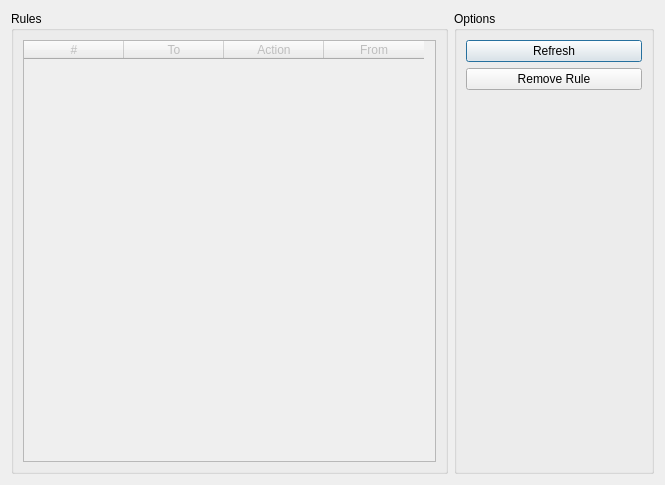
Above: modules/dialogFirewall.ui from bcavlin/onering before the change. Below: the same form after it.
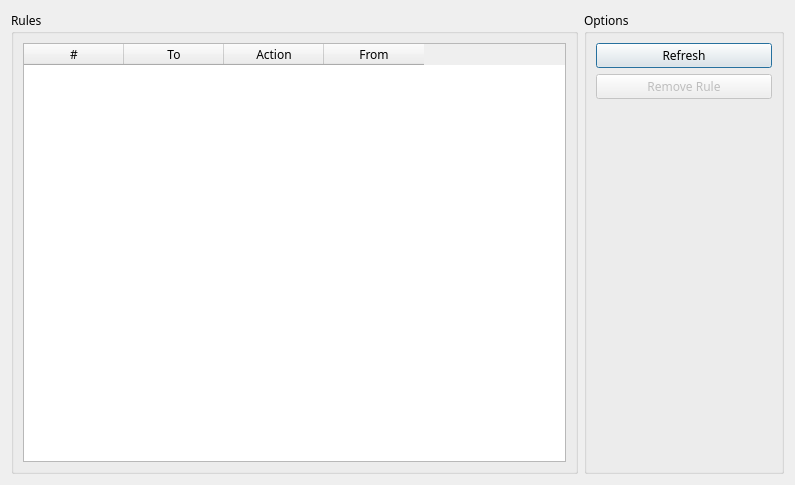
That is the form after the change.

Diff of the .ui file:
```diff
--- a/modules/dialogFirewall.ui
+++ b/modules/dialogFirewall.ui
@@ -6,10 +6,15 @@
    <rect>
     <x>0</x>
     <y>0</y>
-    <width>665</width>
+    <width>795</width>
     <height>485</height>
    </rect>
   </property>
+  <property name="font">
+   <font>
+    <family>Ubuntu Mono</family>
+   </font>
+  </property>
   <property name="windowTitle">
    <string>Firewall (UFW)</string>
   </property>
@@ -37,7 +42,15 @@
         <item>
          <widget class="QTableWidget" name="tableWidget">
           <property name="enabled">
-           <bool>false</bool>
+           <bool>true</bool>
+          </property>
+          <property name="font">
+           <font>
+            <family>Ubuntu Mono</family>
+           </font>
+          </property>
+          <property name="editTriggers">
+           <set>QAbstractItemView::NoEditTriggers</set>
           </property>
           <property name="showDropIndicator" stdset="0">
            <bool>false</bool>
@@ -51,6 +64,9 @@
           <property name="selectionBehavior">
            <enum>QAbstractItemView::SelectRows</enum>
           </property>
+          <property name="showGrid">
+           <bool>true</bool>
+          </property>
           <column>
            <property name="text">
             <string notr="true">#</string>
@@ -107,13 +123,28 @@
             <property name="text">
              <string>Refresh</string>
             </property>
+            <property name="default">
+             <bool>true</bool>
+            </property>
            </widget>
           </item>
           <item>
            <widget class="QPushButton" name="pushButton_removeRule">
+            <property name="enabled">
+             <bool>false</bool>
+            </property>
             <property name="text">
              <string>Remove Rule</string>
             </property>
+            <property name="checkable">
+             <bool>false</bool>
+            </property>
+            <property name="checked">
+             <bool>false</bool>
+            </property>
+            <property name="autoDefault">
+             <bool>false</bool>
+            </property>
            </widget>
           </item>
           <item>
```
